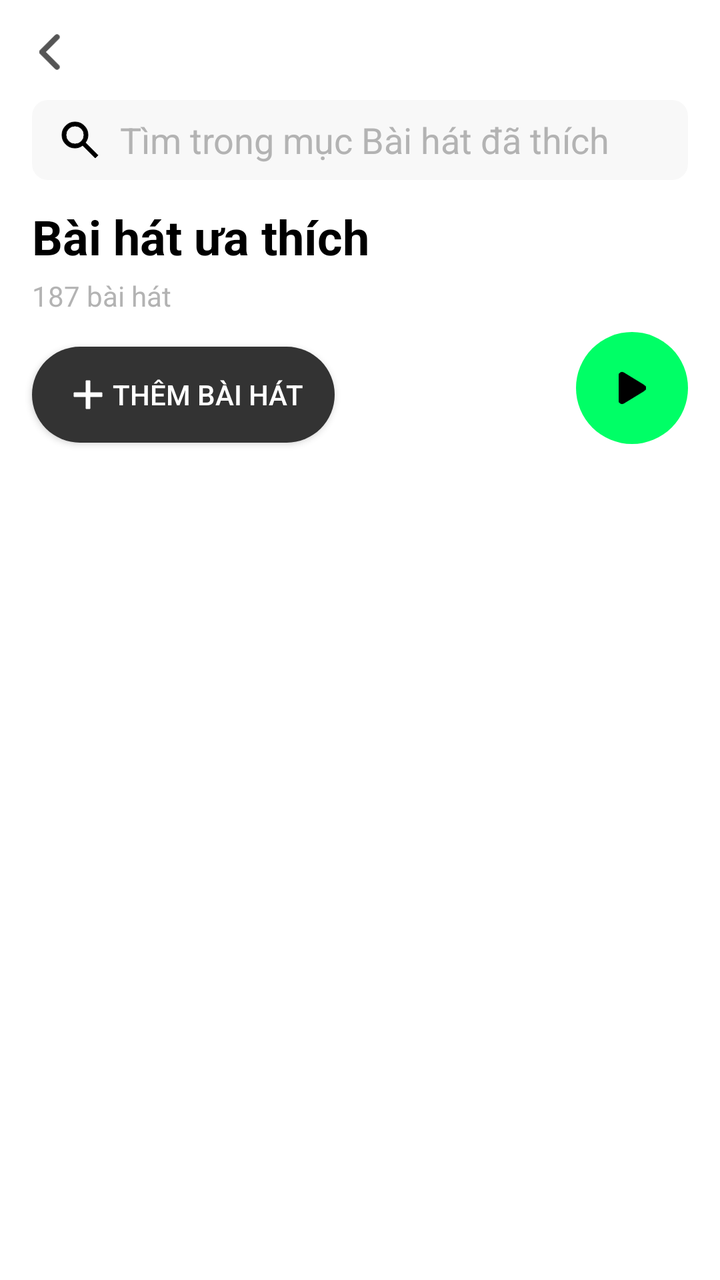
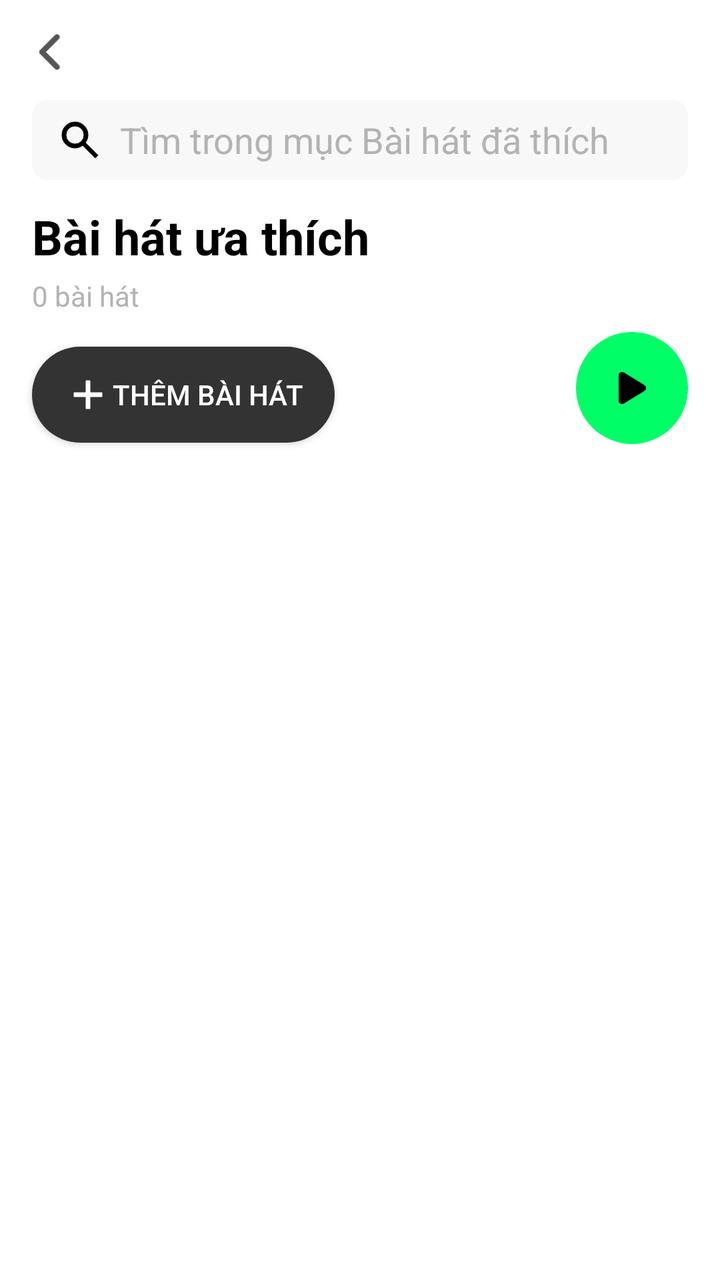

An Android layout rendered at two revisions. The XML below is the earlier revision; the diff shows what the commit changed to produce the second picture.
<!-- AndroidManifest.xml: application theme Theme.VMusic -->
<!-- res/layout/fragment_favorites.xml -->
<?xml version="1.0" encoding="utf-8"?>
<androidx.constraintlayout.widget.ConstraintLayout xmlns:android="http://schemas.android.com/apk/res/android"
    xmlns:app="http://schemas.android.com/apk/res-auto"
    xmlns:tools="http://schemas.android.com/tools"
    android:layout_width="match_parent"
    android:layout_height="match_parent"
    tools:context=".ui.fragment.FavoritesFragment">

    <ImageView
        android:id="@+id/backArrow"
        android:layout_width="20dp"
        android:layout_height="20dp"
        android:layout_marginStart="16dp"
        android:layout_marginTop="16dp"
        android:src="@drawable/chevron_left_solid"
        app:layout_constraintStart_toStartOf="parent"
        app:layout_constraintTop_toTopOf="parent"
        app:tint="?attr/iconColor" />

    <EditText
        android:id="@+id/searchEditText"
        android:layout_width="0dp"
        android:layout_height="40dp"
        android:layout_marginStart="16dp"
        android:layout_marginTop="14dp"
        android:layout_marginEnd="16dp"
        android:background="@drawable/edittext_search_background"
        android:drawableStart="@drawable/ic_search"
        android:drawablePadding="8dp"
        android:hint="Tìm trong mục Bài hát đã thích"
        android:paddingStart="12dp"
        android:paddingTop="8dp"
        android:paddingEnd="12dp"
        android:paddingBottom="8dp"
        android:textColor="@android:color/white"
        android:textColorHint="#B3B3B3"
        app:layout_constraintEnd_toEndOf="parent"
        app:layout_constraintStart_toStartOf="parent"
        app:layout_constraintTop_toBottomOf="@+id/backArrow" />

    <TextView
        android:id="@+id/playlistTitle"
        android:layout_width="wrap_content"
        android:layout_height="wrap_content"
        android:layout_marginStart="16dp"
        android:layout_marginTop="12dp"
        android:text="Bài hát ưa thích"
        android:textSize="24sp"
        android:textStyle="bold"
        app:layout_constraintStart_toStartOf="parent"
        app:layout_constraintTop_toBottomOf="@id/searchEditText" />

    <TextView
        android:id="@+id/songCount"
        android:layout_width="wrap_content"
        android:layout_height="wrap_content"
        android:layout_marginStart="16dp"
        android:layout_marginTop="4dp"
        android:text="187 bài hát"
        android:textColor="#B3B3B3"
        android:textSize="14sp"
        app:layout_constraintStart_toStartOf="parent"
        app:layout_constraintTop_toBottomOf="@id/playlistTitle" />

    <ImageButton
        android:id="@+id/playAllButton"
        android:layout_width="56dp"
        android:layout_height="56dp"
        android:layout_marginTop="76dp"
        android:layout_marginEnd="16dp"
        android:background="@drawable/btn_primary"
        android:src="@drawable/play_solid"
        android:scaleType="centerInside"
        android:padding="19dp"
        app:layout_constraintEnd_toEndOf="parent"
        app:layout_constraintTop_toBottomOf="@+id/searchEditText"
        app:tint="@color/black" />

    <Button
        android:id="@+id/addSongButton"
        android:layout_width="wrap_content"
        android:layout_height="wrap_content"
        android:layout_marginStart="16dp"
        android:layout_marginTop="16dp"
        android:backgroundTint="#333333"
        android:drawableStart="@drawable/ic_add"
        android:drawableTint="@android:color/white"
        android:paddingStart="16dp"
        android:paddingTop="8dp"
        android:paddingEnd="16dp"
        android:paddingBottom="8dp"
        android:background="@drawable/btn_primary"
        android:text="Thêm bài hát"
        android:textColor="@android:color/white"
        app:cornerRadius="20dp"
        app:layout_constraintStart_toStartOf="parent"
        app:layout_constraintTop_toBottomOf="@+id/songCount" />

    <androidx.recyclerview.widget.RecyclerView
        android:id="@+id/songsRecyclerView"
        android:layout_width="0dp"
        android:layout_height="0dp"
        android:layout_marginTop="16dp"
        app:layout_constraintBottom_toBottomOf="parent"
        app:layout_constraintEnd_toEndOf="parent"
        app:layout_constraintHorizontal_bias="0.0"
        app:layout_constraintStart_toStartOf="parent"
        app:layout_constraintTop_toBottomOf="@id/addSongButton"
        tools:listitem="@layout/item_song_favortite" />

</androidx.constraintlayout.widget.ConstraintLayout>
<!-- res/layout/item_song_favortite.xml (included above) -->
<androidx.constraintlayout.widget.ConstraintLayout
    xmlns:android="http://schemas.android.com/apk/res/android"
    xmlns:app="http://schemas.android.com/apk/res-auto"
    android:layout_width="match_parent"
    android:layout_height="wrap_content"
    android:paddingVertical="8dp"
    android:paddingHorizontal="16dp"
    >

    <ImageView
        android:id="@+id/songAlbumArt"
        android:layout_width="50dp"
        android:layout_height="50dp"
        android:src="@drawable/camgiaclucayserasao"
        android:scaleType="centerCrop"
        app:layout_constraintStart_toStartOf="parent"
        app:layout_constraintTop_toTopOf="parent"
        app:layout_constraintBottom_toBottomOf="parent" />

    <TextView
        android:id="@+id/songTitle"
        android:layout_width="0dp"
        android:layout_height="wrap_content"
        android:text="Nekozilla"
        android:textSize="16sp"
        android:textStyle="bold"
        android:layout_marginStart="12dp"
        android:layout_marginEnd="8dp"
        app:layout_constraintStart_toEndOf="@id/songAlbumArt"
        app:layout_constraintEnd_toStartOf="@id/songHeart"
        app:layout_constraintTop_toTopOf="@id/songAlbumArt" />

    <TextView
        android:id="@+id/songArtist"
        android:layout_width="0dp"
        android:layout_height="wrap_content"
        android:text="Different Heaven • Top 50 NCS"
        android:textColor="@color/gray"
        android:textSize="14sp"
        android:layout_marginStart="12dp"
        android:layout_marginEnd="8dp"
        app:layout_constraintStart_toEndOf="@id/songAlbumArt"
        app:layout_constraintEnd_toStartOf="@id/songHeart"
        app:layout_constraintTop_toBottomOf="@id/songTitle" />

    <ImageView
        android:id="@+id/songHeart"
        android:layout_width="wrap_content"
        android:layout_height="wrap_content"
        android:layout_marginEnd="16dp"
        android:src="@drawable/ic_favorite_full"
        app:layout_constraintBottom_toBottomOf="parent"
        app:layout_constraintEnd_toEndOf="parent"
        app:layout_constraintTop_toTopOf="parent"
        app:tint="#1DB954" />

</androidx.constraintlayout.widget.ConstraintLayout>
<!-- resources referenced by this layout -->
<resources>
  <color name="black">#FF000000</color>
  <color name="gray">#888888</color>
  <!-- drawable btn_primary (drawable) -->
  <?xml version="1.0" encoding="utf-8"?>
  <selector xmlns:android="http://schemas.android.com/apk/res/android">
      <item>
          <shape android:shape="rectangle">
              <solid android:color="#00FF66"/>
              <corners android:radius="50dp"/>
          </shape>
      </item>
  </selector>
  <!-- drawable chevron_left_solid (drawable) -->
  <vector xmlns:android="http://schemas.android.com/apk/res/android"
      android:width="320dp"
      android:height="512dp"
      android:viewportWidth="320"
      android:viewportHeight="512">
    <path
        android:fillColor="#FFF"
        android:pathData="M9.4,233.4c-12.5,12.5 -12.5,32.8 0,45.3l192,192c12.5,12.5 32.8,12.5 45.3,0s12.5,-32.8 0,-45.3L77.3,256 246.6,86.6c12.5,-12.5 12.5,-32.8 0,-45.3s-32.8,-12.5 -45.3,0l-192,192z"/>
  </vector>
  <!-- drawable edittext_search_background (drawable) -->
  <?xml version="1.0" encoding="utf-8"?>
  <selector xmlns:android="http://schemas.android.com/apk/res/android">
      <item>
          <shape android:shape="rectangle">
              <solid android:color="#26CECECE"/>
              <corners android:radius="8dp"/>
  
  
  
  
              <padding
                  android:left="16dp"
                  android:right="16dp"
                  android:top="4dp"
                  android:bottom="4dp"/>
          </shape>
      </item>
  
  </selector>
  <!-- drawable ic_add (drawable) -->
  <vector xmlns:android="http://schemas.android.com/apk/res/android" android:height="24dp" android:tint="#000000" android:viewportHeight="960" android:viewportWidth="960" android:width="24dp">
        
      <path android:fillColor="@android:color/white" android:pathData="M440,520L200,520L200,440L440,440L440,200L520,200L520,440L760,440L760,520L520,520L520,760L440,760L440,520Z"/>
      
  </vector>
  <!-- drawable ic_favorite_full (drawable) -->
  <vector xmlns:android="http://schemas.android.com/apk/res/android"
      android:width="24dp"
      android:height="24dp"
      android:viewportWidth="960"
      android:viewportHeight="960"
      android:tint="?attr/colorControlNormal">
    <path
        android:fillColor="@android:color/white"
        android:pathData="M480,840L422,788Q321,697 255,631Q189,565 150,512.5Q111,460 95.5,416Q80,372 80,326Q80,232 143,169Q206,106 300,106Q352,106 399,128Q446,150 480,190Q514,150 561,128Q608,106 660,106Q754,106 817,169Q880,232 880,326Q880,372 864.5,416Q849,460 810,512.5Q771,565 705,631Q639,697 538,788L480,840Z"/>
  </vector>
  <!-- drawable ic_search (drawable) -->
  <vector xmlns:android="http://schemas.android.com/apk/res/android"
      android:width="24dp"
      android:height="24dp"
      android:viewportWidth="960"
      android:viewportHeight="960">
    <path
        android:fillColor="@android:color/black"
        android:pathData="M784,840L532,588Q502,612 463,626Q424,640 380,640Q271,640 195.5,564.5Q120,489 120,380Q120,271 195.5,195.5Q271,120 380,120Q489,120 564.5,195.5Q640,271 640,380Q640,424 626,463Q612,502 588,532L840,784L784,840ZM380,560Q455,560 507.5,507.5Q560,455 560,380Q560,305 507.5,252.5Q455,200 380,200Q305,200 252.5,252.5Q200,305 200,380Q200,455 252.5,507.5Q305,560 380,560Z"/>
  </vector>
  <!-- drawable play_solid (drawable) -->
  <vector xmlns:android="http://schemas.android.com/apk/res/android"
      android:width="384dp"
      android:height="512dp"
      android:viewportWidth="384"
      android:viewportHeight="512">
    <path
        android:fillColor="#FF000000"
        android:pathData="M73,39c-14.8,-9.1 -33.4,-9.4 -48.5,-0.9S0,62.6 0,80L0,432c0,17.4 9.4,33.4 24.5,41.9s33.7,8.1 48.5,-0.9L361,297c14.3,-8.7 23,-24.2 23,-41s-8.7,-32.2 -23,-41L73,39z"/>
  </vector>
  <color name="teal_200">#FF03DAC5</color>
  <color name="teal_700">#FF018786</color>
  <color name="white">#FFFFFFFF</color>
  <color name="dark_grey">#555555</color>
  <!-- unchanged entries left out for length: 2 -->
</resources>

<!-- the commit's change to res/layout/fragment_favorites.xml (unified diff, before → after) -->
@@ -56,7 +56,7 @@
         android:layout_height="wrap_content"
         android:layout_marginStart="16dp"
         android:layout_marginTop="4dp"
-        android:text="187 bài hát"
+        android:text="0 bài hát"
         android:textColor="#B3B3B3"
         android:textSize="14sp"
         app:layout_constraintStart_toStartOf="parent"
